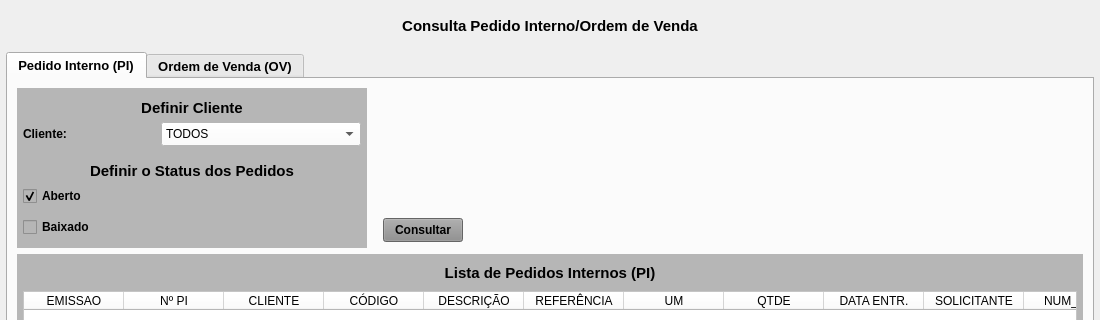
First picture: the form in forms/tela_vendas_status.ui, repository Azevedo84/erp_suzuki, before the edit; both pictures show x 0 to 1100 and y 0 to 320 of the 1100 by 720 pixel window.
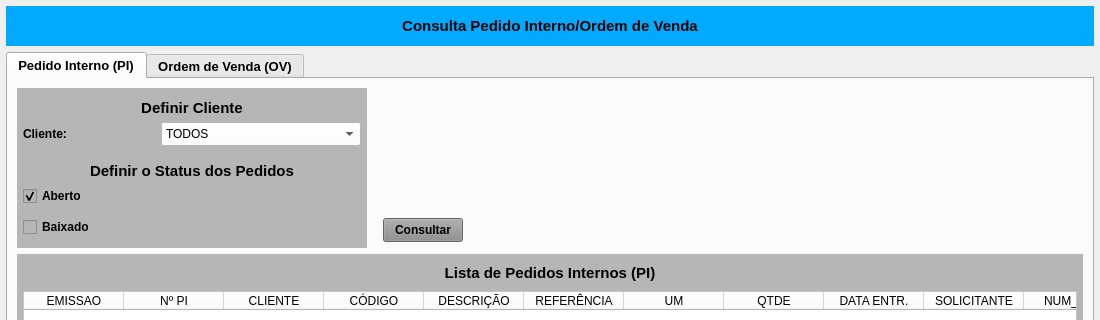
Second picture: the form after the edit.

The edit to the form file:
```diff
--- a/forms/tela_vendas_status.ui
+++ b/forms/tela_vendas_status.ui
@@ -48,7 +48,7 @@
        </size>
       </property>
       <property name="styleSheet">
-       <string notr="true"/>
+       <string notr="true">background-color: rgb(0, 170, 255);</string>
       </property>
       <layout class="QHBoxLayout" name="horizontalLayout">
        <property name="spacing">
```
